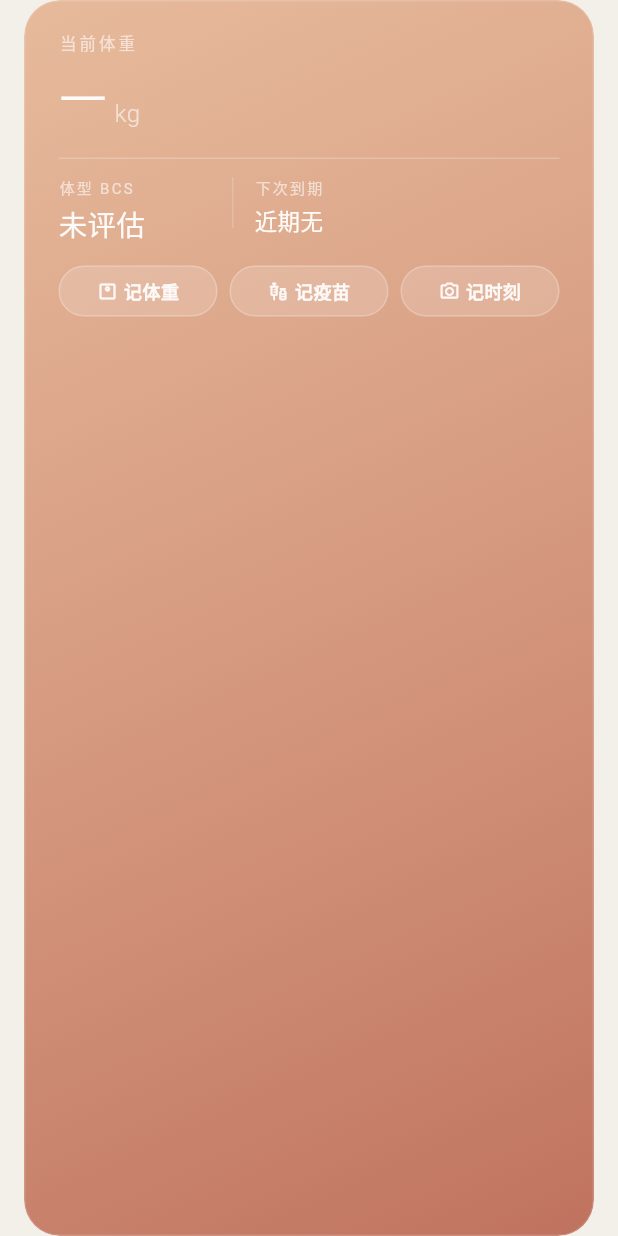
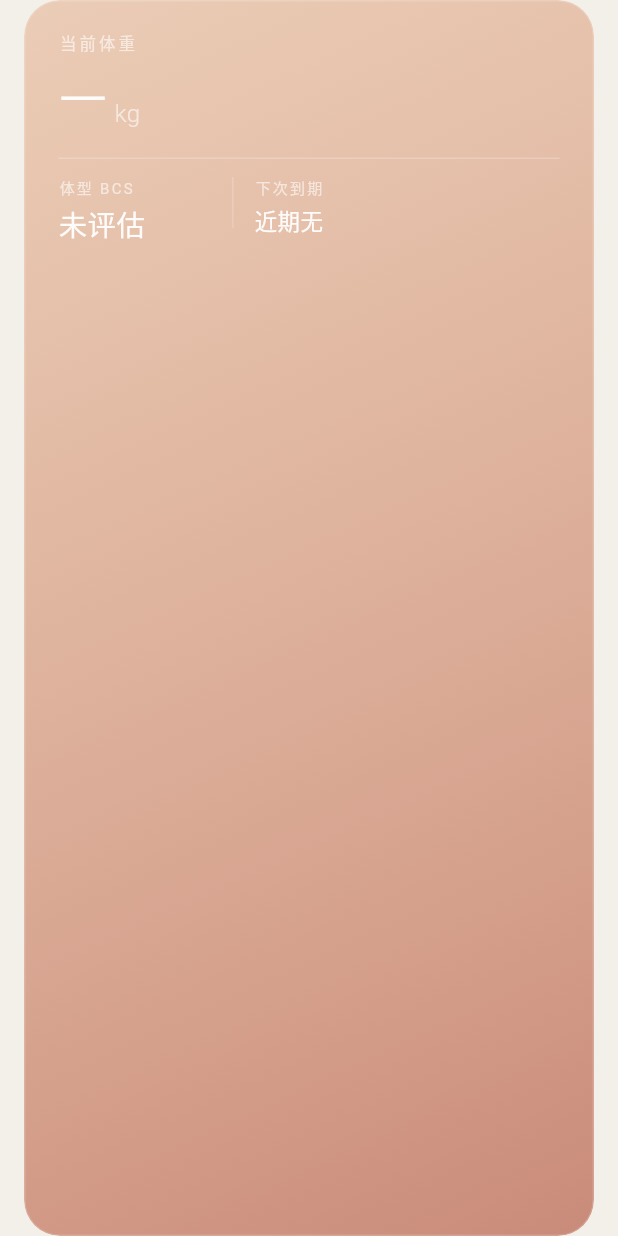
Before and after one commit to sw3411/chongji, a Flutter app: the _SceneCard widget shown alone on an empty page, opened directly, on a phone screen of 412 x 824 dp. Run offline on Flutter 3.47's test engine with Material 3 defaults, Android fonts, the phone set to English and light mode, and no system bars; our stand-ins replace drift, drift_flutter, file_picker, fl_chart, flutter_local_notifications, flutter_markdown and 7 more; missing offline and left inert: cryptography, exif; accounts and stored records are empty; generated files the repository leaves out were written again.

```diff
--- a/lib/features/health/health_page.dart
+++ b/lib/features/health/health_page.dart
@@ -496,7 +496,7 @@ class _TrendChart extends StatelessWidget {
                   leftTitles: AxisTitles(
                     sideTitles: SideTitles(
                       showTitles: true,
-                      reservedSize: 30,
+                      reservedSize: 36,
                       interval: range / 2,
                       getTitlesWidget: (v, _) {
                         if (!atFraction(v, 0.5) &&
@@ -506,9 +506,13 @@ class _TrendChart extends StatelessWidget {
                         }
                         return SideTitleWidget(
                           axisSide: AxisSide.left,
-                          child: Text(
-                            v.toStringAsFixed(1),
-                            style: AppTheme.captionSm(inkSec),
+                          child: FittedBox(
+                            fit: BoxFit.scaleDown,
+                            child: Text(
+                              v.toStringAsFixed(1),
+                              maxLines: 1,
+                              style: AppTheme.captionSm(inkSec),
+                            ),
                           ),
                         );
                       },
--- a/lib/features/home/home_page.dart
+++ b/lib/features/home/home_page.dart
@@ -481,16 +481,16 @@ class _SceneCard extends StatelessWidget {
     final dark = Theme.of(context).brightness == Brightness.dark;
     final onCard = Colors.white.withValues(alpha: 0.95);
     final onCardFaint = Colors.white.withValues(alpha: 0.6);
-    // 半透明陶土渐变：叠在照片上时透出模糊底图，形成毛玻璃质感。
+    // 半透明陶土渐变 + 高斯模糊：与下方照片/画布尽量融合的毛玻璃。
     final gradient = LinearGradient(
       colors: dark
           ? [
-              AppTheme.sceneGradientDark[0].withValues(alpha: 0.82),
-              AppTheme.sceneGradientDark[1].withValues(alpha: 0.94),
+              AppTheme.sceneGradientDark[0].withValues(alpha: 0.58),
+              AppTheme.sceneGradientDark[1].withValues(alpha: 0.80),
             ]
           : [
-              AppTheme.sceneGradientLight[0].withValues(alpha: 0.72),
-              AppTheme.sceneGradientLight[1].withValues(alpha: 0.92),
+              AppTheme.sceneGradientLight[0].withValues(alpha: 0.48),
+              AppTheme.sceneGradientLight[1].withValues(alpha: 0.74),
             ],
       begin: Alignment.topLeft,
       end: Alignment.bottomRight,
@@ -501,13 +501,12 @@ class _SceneCard extends StatelessWidget {
       child: ClipRRect(
         borderRadius: BorderRadius.circular(24),
         child: BackdropFilter(
-          filter: ImageFilter.blur(sigmaX: 20, sigmaY: 20),
+          filter: ImageFilter.blur(sigmaX: 26, sigmaY: 26),
           child: Container(
-            constraints: const BoxConstraints(minHeight: 244),
             decoration: BoxDecoration(
               gradient: gradient,
               borderRadius: BorderRadius.circular(24),
-              border: Border.all(color: Colors.white.withValues(alpha: 0.16)),
+              border: Border.all(color: Colors.white.withValues(alpha: 0.18)),
             ),
             child: Padding(
                 padding: const EdgeInsets.fromLTRB(22, 20, 22, 18),
@@ -659,60 +658,12 @@ class _SceneCard extends StatelessWidget {
                         ),
                       ],
                     ),
-                    const SizedBox(height: 14),
-                    // 快捷记录三连。
-                    Row(
-                      children: [
-                        _cardChip(context, Icons.monitor_weight_outlined,
-                            '记体重', () => context.push('/health/record/new',
-                                extra: 'weight')),
-                        const SizedBox(width: 8),
-                        _cardChip(context, Icons.vaccines_outlined, '记疫苗',
-                            () => context.push('/health/record/new',
-                                extra: 'vaccine')),
-                        const SizedBox(width: 8),
-                        _cardChip(context, Icons.photo_camera_outlined, '记时刻',
-                            () => context.push('/moment/new')),
-                      ],
-                    ),
                   ],
                 ),
               ),
             ),
           ),
         ),
-    );
-  }
-
-  Widget _cardChip(
-      BuildContext context, IconData icon, String label, VoidCallback onTap) {
-    return Expanded(
-      child: GestureDetector(
-        onTap: onTap,
-        child: Container(
-          height: 34,
-          decoration: BoxDecoration(
-            color: Colors.white.withValues(alpha: 0.16),
-            borderRadius: BorderRadius.circular(17),
-            border: Border.all(color: Colors.white.withValues(alpha: 0.22)),
-          ),
-          child: Row(
-            mainAxisAlignment: MainAxisAlignment.center,
-            children: [
-              Icon(icon, size: 14, color: Colors.white.withValues(alpha: 0.9)),
-              const SizedBox(width: 4),
-              Text(
-                label,
-                style: TextStyle(
-                  fontSize: 12,
-                  fontWeight: FontWeight.w600,
-                  color: Colors.white.withValues(alpha: 0.92),
-                ),
-              ),
-            ],
-          ),
-        ),
-      ),
     );
   }
 }
```
